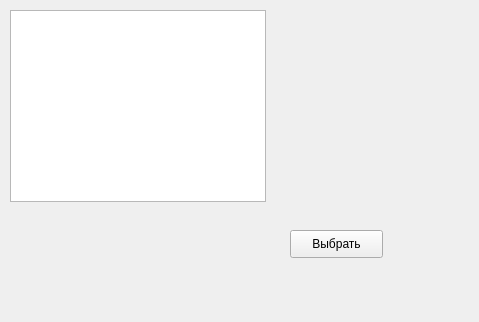
This is download.ui in ChazGrant/Messenger as Qt 5 draws it before an edit. The edited form follows.
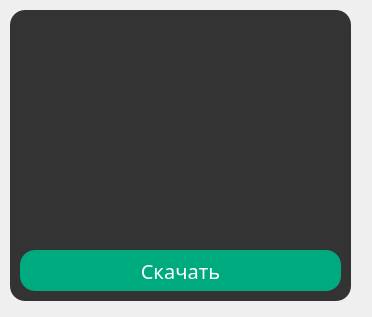
This is the edited form. Icons and pictures are not drawn.

```diff
--- a/download.ui
+++ b/download.ui
@@ -6,35 +6,140 @@
    <rect>
     <x>0</x>
     <y>0</y>
-    <width>479</width>
-    <height>322</height>
+    <width>372</width>
+    <height>317</height>
    </rect>
   </property>
   <property name="windowTitle">
    <string>Form</string>
   </property>
-  <widget class="QPushButton" name="selectButton">
-   <property name="geometry">
-    <rect>
-     <x>290</x>
-     <y>230</y>
-     <width>93</width>
-     <height>28</height>
-    </rect>
-   </property>
-   <property name="text">
-    <string>Выбрать</string>
-   </property>
-  </widget>
-  <widget class="QListWidget" name="listWidget">
+  <property name="styleSheet">
+   <string notr="true">*{
+	font-family: century gothic;
+	font-size: 20px;
+}
+QMainWindow{
+	background-color: transparent;
+}
+QPushButton{
+	border-radius: 15px;
+	background: rgb(0, 170, 127);
+	color: white;
+}
+QPushButton:hover{
+	background: #333;
+	color: rgb(0, 170, 127);
+}
+#exitAccountButton, #disconnectButton{
+	background: rgb(255, 98, 51);
+}
+#exitAccountButton:hover, #disconnectButton:hover{
+	background: #333;
+	color: rgb(255, 98, 51);
+}
+#textBrowser{
+	font-size: 16px;
+}
+#toolButton{
+	border-radius: 60px;
+	background: red;
+}
+QLabel{
+	color: white;
+}
+QFrame{
+	background: #333;
+	border-radius: 15px;
+}
+QLineEdit{
+	padding-bottom: 5px;
+	background: transparent;
+	border: none;
+	color: #717072;
+	border-bottom: 1px solid #717072;
+}
+#exitButton{
+	/*background-color: red;*/
+	border-radius: 15px;
+	background-size: 5px;
+}
+#showUsersButton{
+	border-radius: 15px;
+	background-size: 5px;
+}
+#searchButton{
+	border-radius: 15px;
+	background-size: 5px;
+}
+#searchButton_2{
+	border-radius: 15px;
+	background-size: 5px;
+}</string>
+  </property>
+  <widget class="QFrame" name="frame">
    <property name="geometry">
     <rect>
      <x>10</x>
      <y>10</y>
-     <width>256</width>
-     <height>192</height>
+     <width>341</width>
+     <height>291</height>
     </rect>
    </property>
+   <property name="frameShape">
+    <enum>QFrame::StyledPanel</enum>
+   </property>
+   <property name="frameShadow">
+    <enum>QFrame::Raised</enum>
+   </property>
+   <widget class="QListWidget" name="listWidget">
+    <property name="geometry">
+     <rect>
+      <x>10</x>
+      <y>30</y>
+      <width>321</width>
+      <height>192</height>
+     </rect>
+    </property>
+    <property name="styleSheet">
+     <string notr="true">color: white;</string>
+    </property>
+   </widget>
+   <widget class="QPushButton" name="selectButton">
+    <property name="geometry">
+     <rect>
+      <x>10</x>
+      <y>240</y>
+      <width>321</width>
+      <height>41</height>
+     </rect>
+    </property>
+    <property name="text">
+     <string>Скачать</string>
+    </property>
+   </widget>
+   <widget class="QToolButton" name="exitButton">
+    <property name="geometry">
+     <rect>
+      <x>300</x>
+      <y>0</y>
+      <width>41</width>
+      <height>31</height>
+     </rect>
+    </property>
+    <property name="text">
+     <string/>
+    </property>
+    <property name="icon">
+     <iconset>
+      <normaloff>cross.png</normaloff>cross.png</iconset>
+    </property>
+    <property name="shortcut">
+     <string/>
+    </property>
+    <property name="autoRepeatDelay">
+     <number>300</number>
+    </property>
+   </widget>
   </widget>
  </widget>
  <resources/>
```
